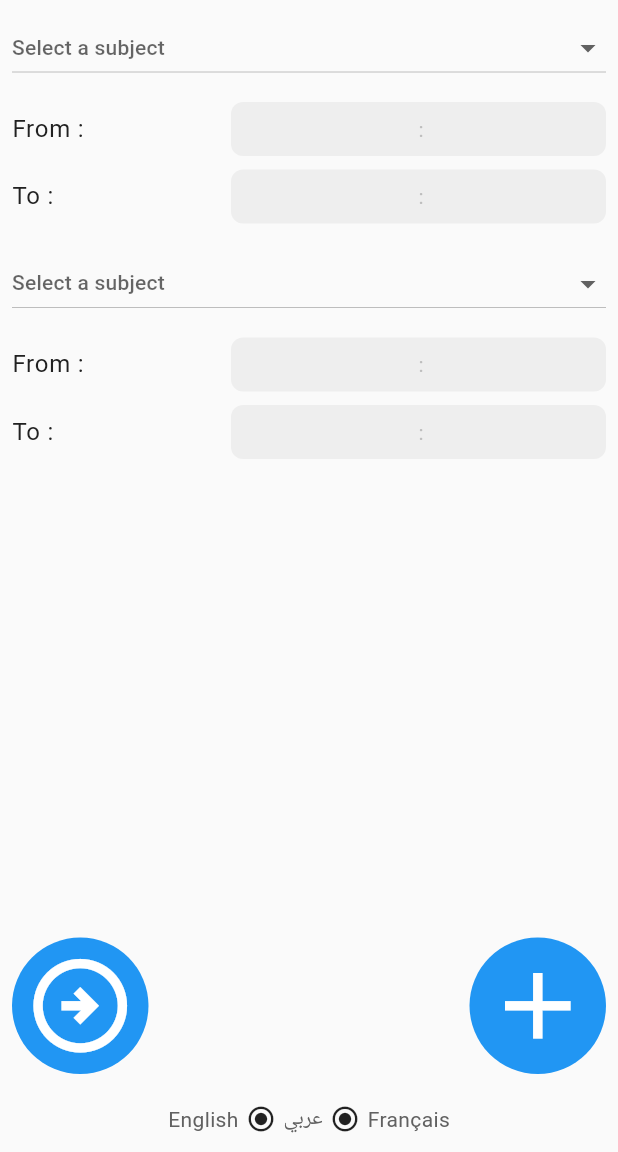
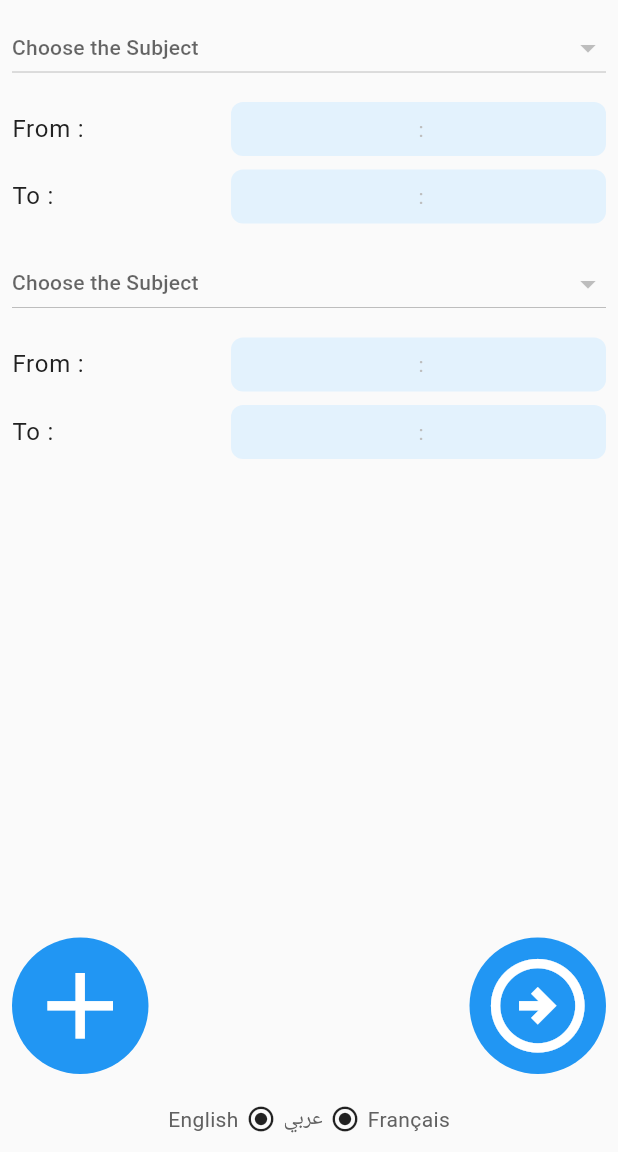
Before and after one commit to Yahya56SR/Focus-Planner, a Flutter app: the MondayPage screen opened directly with empty values, on a phone screen of 412 x 824 dp, the part 84-1236 px from its top. Run offline on Flutter 3.47's test engine with Material 3 defaults, Android fonts, the light colour scheme and no system bars; drawn by our look-alikes of flutter_slidable; our stand-ins replace cloud_firestore, equatable, file_picker, firebase_auth, firebase_core, flutter_bloc and 4 more; missing offline and left inert: excel; accounts and stored records are empty; project files that could hold a hidden picture were left out.

Commit message:
Please enter the commit message for your changes. Lines starting  with '' will be ignored, and an empty message aborts the commit.
 On branch main
 Your branch is up to date with 'origin/main'.

 Changes to be committed:
	modified:   lib/features/database/domain/entities/subject.dart
	modified:   lib/features/timetable/presentation/pages/friday_page.dart
	modified:   lib/features/timetable/presentation/pages/monday_timetable_page.dart
	modified:   lib/features/timetable/presentation/pages/saturday_page.dart
	modified:   lib/features/timetable/presentation/pages/thursday_page.dart
	modified:   lib/features/timetable/presentation/pages/timetable_page.dart
	modified:   lib/features/timetable/presentation/pages/tuesday_page.dart
	modified:   lib/features/timetable/presentation/pages/wednesday_page.dart
	modified:   lib/l10n/app_localizations.dart
	modified:   lib/l10n/app_localizations_ar.dart
	modified:   lib/l10n/app_localizations_en.dart
	modified:   lib/l10n/app_localizations_fr.dart
	modified:   lib/l10n/intl_ar.arb
	modified:   lib/l10n/intl_en.arb
	modified:   lib/l10n/intl_fr.arb
	modified:   lib/themes/ligth_mode.dart

```diff
--- a/lib/features/database/domain/entities/subject.dart
+++ b/lib/features/database/domain/entities/subject.dart
@@ -1,3 +1,6 @@
+import 'package:flutter/material.dart';
+import 'package:focus_planner/l10n/app_localizations.dart';
+
 class Subject {
   final String? subId;
   final String? subName;
@@ -18,59 +21,117 @@ class Subject {
   });
 }
 
-List<Subject> subjects = [
+List<Subject> getSubjects(BuildContext context) {
+  final l10n = AppLocalizations.of(context)!;
+
+  return [
     Subject(
       subId: '1',
-    subName: 'Mathematics',
-    thumbPath: 'path/to/math_thumb.png',
-    subLang: 'English',
-    subLessons: ['Algebra', 'Geometry', 'Calculus'],
+      subName: l10n.subjectMathematics,
+      thumbPath: 'assets/subjects/math_thumb.png',
+      subLang: l10n.langFrench,
+      subLessons: [],
       isLitter: false,
       isScience: true,
     ),
     Subject(
       subId: '2',
-    subName: 'History',
-    thumbPath: 'path/to/history_thumb.png',
-    subLang: 'English',
-    subLessons: ['Ancient', 'Medieval', 'Modern'],
+      subName: l10n.subjectHistoryGeography,
+      thumbPath: 'assets/subjects/history_geo_thumb.png',
+      subLang: l10n.langFrench,
+      subLessons: [],
       isLitter: true,
       isScience: false,
     ),
     Subject(
       subId: '3',
-    subName: 'Biology',
-    thumbPath: 'path/to/biology_thumb.png',
-    subLang: 'English',
-    subLessons: ['Botany', 'Zoology', 'Genetics'],
+      subName: l10n.subjectScienceLife,
+      thumbPath: 'assets/subjects/svt_thumb.png',
+      subLang: l10n.langFrench,
+      subLessons: [],
       isLitter: false,
       isScience: true,
     ),
     Subject(
       subId: '4',
-    subName: 'Literature',
-    thumbPath: 'path/to/literature_thumb.png',
-    subLang: 'English',
-    subLessons: ['Poetry', 'Prose', 'Drama'],
+      subName: l10n.langArabic,
+      thumbPath: 'assets/subjects/arabic_thumb.png',
+      subLang: l10n.langArabic,
+      subLessons: [],
       isLitter: true,
       isScience: false,
     ),
     Subject(
       subId: '5',
-    subName: 'Physics',
-    thumbPath: 'path/to/physics_thumb.png',
-    subLang: 'English',
-    subLessons: ['Mechanics', 'Optics', 'Thermodynamics'],
+      subName: l10n.subjectPhysics,
+      thumbPath: 'assets/subjects/physics_thumb.png',
+      subLang: l10n.langFrench,
+      subLessons: [],
       isLitter: false,
       isScience: true,
     ),
     Subject(
       subId: '6',
-    subName: 'Chemistry',
-    thumbPath: 'path/to/chemistry_thumb.png',
-    subLang: 'English',
-    subLessons: ['Organic', 'Inorganic', 'Physical'],
+      subName: l10n.subjectChemistry,
+      thumbPath: 'assets/subjects/chemistry_thumb.png',
+      subLang: l10n.langFrench,
+      subLessons: [],
       isLitter: false,
       isScience: true,
     ),
+    Subject(
+      subId: '7',
+      subName: l10n.langEnglish,
+      thumbPath: 'assets/subjects/english_thumb.png',
+      subLang: l10n.langEnglish,
+      subLessons: [],
+      isLitter: true,
+      isScience: false,
+    ),
+    Subject(
+      subId: '8',
+      subName: l10n.langFrench,
+      thumbPath: 'assets/subjects/french_thumb.png',
+      subLang: l10n.langFrench,
+      subLessons: [],
+      isLitter: true,
+      isScience: false,
+    ),
+    Subject(
+      subId: '9',
+      subName: l10n.subjectIslamicEducation,
+      thumbPath: 'assets/subjects/islamic_ed_thumb.png',
+      subLang: l10n.langArabic,
+      subLessons: [],
+      isLitter: true,
+      isScience: false,
+    ),
+    Subject(
+      subId: '10',
+      subName: l10n.subjectPhilosophy,
+      thumbPath: 'assets/subjects/philosophy_thumb.png',
+      subLang: l10n.langFrench,
+      subLessons: [],
+      isLitter: true,
+      isScience: false,
+    ),
+    Subject(
+      subId: '11',
+      subName: l10n.subjectPhysicalEducation,
+      thumbPath: 'assets/subjects/sport_thumb.png',
+      subLang: l10n.langFrench,
+      subLessons: [],
+      isLitter: false,
+      isScience: false,
+    ),
+    Subject(
+      subId: '12',
+      subName: l10n.subjectArts,
+      thumbPath: 'assets/subjects/art_thumb.png',
+      subLang: l10n.langFrench,
+      subLessons: [],
+      isLitter: true,
+      isScience: false,
+    ),
   ];
+}
--- a/lib/features/timetable/presentation/pages/monday_timetable_page.dart
+++ b/lib/features/timetable/presentation/pages/monday_timetable_page.dart
@@ -78,7 +78,7 @@ class _MondayPageState extends State<MondayPage> {
     return Scaffold(
       appBar: AppBar(
         title: Text(
-          'Monday Timetable',
+          AppLocalizations.of(context)!.mondayTitle,
         ),
       ),
       body: Column(
@@ -96,7 +96,7 @@ class _MondayPageState extends State<MondayPage> {
                         SlidableAction(
                           onPressed: (context) => _removeItem(index),
                           icon: Icons.delete_outlined,
-                          label: 'Delete',
+                          label: AppLocalizations.of(context)!.delete,
                           borderRadius: BorderRadius.circular(8),
                           backgroundColor: Theme.of(context).colorScheme.error,
                           autoClose: true,
@@ -107,7 +107,7 @@ class _MondayPageState extends State<MondayPage> {
                       children: [
                         DropdownButton<String>(
                           value: selectedSubjects[index],
-                          hint: Text('Select a subject'),
+                          hint: Text(AppLocalizations.of(context)!.subjectChoice),
                           items: subjectNames.map((String value) {
                             return DropdownMenuItem<String>(
                               value: value,
@@ -205,17 +205,17 @@ class _MondayPageState extends State<MondayPage> {
             child: Row(
               children: [
                 IconButton.filled(
-                  onPressed: () => widget.nextDay('monday'),
+                  onPressed: _addItem,
                   icon: Icon(
-                    Icons.arrow_circle_right_outlined,
+                    Icons.add,
                   ),
                   iconSize: 75,
                 ),
                 Spacer(),
                 IconButton.filled(
-                  onPressed: _addItem,
+                  onPressed: () => widget.nextDay('Monday'),
                   icon: Icon(
-                    Icons.add,
+                    Icons.arrow_circle_right_outlined,
                   ),
                   iconSize: 75,
                 ),
--- a/lib/l10n/app_localizations.dart
+++ b/lib/l10n/app_localizations.dart
@@ -2176,7 +2176,7 @@ abstract class AppLocalizations {
   /// No description provided for @ar.
   ///
   /// In en, this message translates to:
-  /// **'Arabic'**
+  /// **'عربي'**
   String get ar;
 
   /// No description provided for @fr.
@@ -2184,6 +2184,12 @@ abstract class AppLocalizations {
   /// In en, this message translates to:
   /// **'French'**
   String get fr;
+
+  /// No description provided for @delete.
+  ///
+  /// In en, this message translates to:
+  /// **'delete'**
+  String get delete;
 }
 
 class _AppLocalizationsDelegate extends LocalizationsDelegate<AppLocalizations> {
--- a/lib/l10n/app_localizations_ar.dart
+++ b/lib/l10n/app_localizations_ar.dart
@@ -1045,8 +1045,11 @@ class AppLocalizationsAr extends AppLocalizations {
   String get en => 'Anglais';
 
   @override
-  String get ar => 'Arabe';
+  String get ar => 'عربي';
 
   @override
   String get fr => 'Français';
+
+  @override
+  String get delete => 'حذف';
 }
--- a/lib/l10n/app_localizations_en.dart
+++ b/lib/l10n/app_localizations_en.dart
@@ -1045,8 +1045,11 @@ class AppLocalizationsEn extends AppLocalizations {
   String get en => 'English';
 
   @override
-  String get ar => 'Arabic';
+  String get ar => 'عربي';
 
   @override
   String get fr => 'French';
+
+  @override
+  String get delete => 'delete';
 }
--- a/lib/l10n/app_localizations_fr.dart
+++ b/lib/l10n/app_localizations_fr.dart
@@ -1045,8 +1045,11 @@ class AppLocalizationsFr extends AppLocalizations {
   String get en => 'Anglais';
 
   @override
-  String get ar => 'Arabe';
+  String get ar => 'عربي';
 
   @override
   String get fr => 'Français';
+
+  @override
+  String get delete => 'Supprimer';
 }
--- a/lib/themes/ligth_mode.dart
+++ b/lib/themes/ligth_mode.dart
@@ -1,17 +1,31 @@
 import 'package:flutter/material.dart';
+
+// Define color constants
+const Color primaryBlue = Color(0xFF2196F3);    // Primary Blue
+const Color blue700 = Color(0xFF1976D2);        // Blue 700
+const Color blue400 = Color(0xFF42A5F5);        // Blue 400
+const Color blue200 = Color(0xFF90CAF9);        // Blue 200
+const Color blue50 = Color(0xFFE3F2FD);         // Blue 50
+const Color grey900 = Color(0xFF212121);        // Grey 900
+const Color grey700 = Color(0xFF616161);        // Grey 700
+const Color grey400 = Color(0xFFBDBDBD);        // Grey 400
+const Color grey200 = Color(0xFFEEEEEE);        // Grey 200
+const Color grey50 = Color(0xFFFAFAFA);         // Grey 50
 
 final ThemeData lightTheme = ThemeData(
   brightness: Brightness.light,
-  scaffoldBackgroundColor: const Color(0xFFFAFAFA), // Grey 50
+  scaffoldBackgroundColor: grey50,
 
-  // Define the ColorScheme without the deprecated 'background' parameter.
   colorScheme: ColorScheme.light(
-    primary: const Color(0xFF2196F3), // Primary Blue
-    secondary: const Color(0xFF1976D2), // Blue 700
-    surface: const Color(0xFFFAFAFA), // Grey 50
-    onPrimary: Colors.white, // White text/icons on primary
-    onSecondary: Colors.white, // White text/icons on secondary
-    onSurface: const Color(0xFF212121), // Grey 900 (text on surfaces)
+    primary: primaryBlue,
+    secondary: blue700,
+    tertiary: blue400,
+    surface: grey50,
+    background: grey50,
+    onPrimary: Colors.white,
+    onSecondary: Colors.white,
+    onSurface: grey900,
+    onBackground: grey900,
   ),
 
   // Card Theme
@@ -26,14 +40,14 @@ final ThemeData lightTheme = ThemeData(
 
   // Divider Theme
   dividerTheme: const DividerThemeData(
-    color: Color(0xFFEEEEEE), // Grey 200
+    color: grey200,
     thickness: 1,
     space: 0,
   ),
 
   // AppBar Theme
   appBarTheme: const AppBarTheme(
-    backgroundColor: Color(0xFF2196F3), // Primary Blue
+    backgroundColor: primaryBlue,
     elevation: 4,
     iconTheme: IconThemeData(color: Colors.white),
     titleTextStyle: TextStyle(
@@ -46,32 +60,71 @@ final ThemeData lightTheme = ThemeData(
   // Text Theme
   textTheme: const TextTheme(
     displayLarge: TextStyle(
-        color: Color(0xFF212121), fontSize: 32, fontWeight: FontWeight.bold), // Grey 900
+      color: grey900,
+      fontSize: 32,
+      fontWeight: FontWeight.bold,
+    ),
     displayMedium: TextStyle(
-        color: Color(0xFF212121), fontSize: 28, fontWeight: FontWeight.bold), // Grey 900
+      color: grey900,
+      fontSize: 28,
+      fontWeight: FontWeight.bold,
+    ),
     displaySmall: TextStyle(
-        color: Color(0xFF212121), fontSize: 24, fontWeight: FontWeight.w600), // Grey 900
+      color: grey900,
+      fontSize: 24,
+      fontWeight: FontWeight.w600,
+    ),
     headlineLarge: TextStyle(
-        color: Color(0xFF212121), fontSize: 22, fontWeight: FontWeight.w600), // Grey 900
+      color: grey900,
+      fontSize: 22,
+      fontWeight: FontWeight.w600,
+    ),
     headlineMedium: TextStyle(
-        color: Color(0xFF212121), fontSize: 20, fontWeight: FontWeight.w600), // Grey 900
+      color: grey900,
+      fontSize: 20,
+      fontWeight: FontWeight.w600,
+    ),
     headlineSmall: TextStyle(
-        color: Color(0xFF212121), fontSize: 18, fontWeight: FontWeight.w500), // Grey 900
-    bodyLarge: TextStyle(color: Color(0xFF212121), fontSize: 16), // Grey 900
-    bodyMedium: TextStyle(color: Color(0xFF616161), fontSize: 14), // Grey 700
-    titleLarge: TextStyle(color: Color(0xFF212121), fontSize: 16), // Grey 900
-    titleMedium: TextStyle(color: Color(0xFF616161), fontSize: 14), // Grey 700
+      color: grey900,
+      fontSize: 18,
+      fontWeight: FontWeight.w500,
+    ),
+    bodyLarge: TextStyle(
+      color: grey900,
+      fontSize: 16,
+    ),
+    bodyMedium: TextStyle(
+      color: grey700,
+      fontSize: 14,
+    ),
+    titleLarge: TextStyle(
+      color: grey900,
+      fontSize: 16,
+    ),
+    titleMedium: TextStyle(
+      color: grey700,
+      fontSize: 14,
+    ),
     labelLarge: TextStyle(
-        color: Color(0xFF212121), fontSize: 14, fontWeight: FontWeight.bold), // Grey 900
-    bodySmall: TextStyle(color: Color(0xFF616161), fontSize: 12), // Grey 700
-    labelSmall: TextStyle(color: Color(0xFF616161), fontSize: 10), // Grey 700
+      color: grey900,
+      fontSize: 14,
+      fontWeight: FontWeight.bold,
+    ),
+    bodySmall: TextStyle(
+      color: grey700,
+      fontSize: 12,
+    ),
+    labelSmall: TextStyle(
+      color: grey700,
+      fontSize: 10,
+    ),
   ),
 
   // Elevated Button Theme
   elevatedButtonTheme: ElevatedButtonThemeData(
     style: ElevatedButton.styleFrom(
-      backgroundColor: const Color(0xFF2196F3), // Primary Blue
-      foregroundColor: Colors.white, // White text
+      backgroundColor: primaryBlue,
+      foregroundColor: Colors.white,
       padding: const EdgeInsets.symmetric(horizontal: 24, vertical: 12),
       shape: RoundedRectangleBorder(
         borderRadius: BorderRadius.circular(8),
@@ -83,44 +136,45 @@ final ThemeData lightTheme = ThemeData(
   // Text Field Theme
   inputDecorationTheme: InputDecorationTheme(
     filled: true,
-    fillColor: const Color(0xFFEEEEEE), // Grey 200
+    fillColor: blue50,
     border: OutlineInputBorder(
       borderSide: BorderSide.none,
       borderRadius: BorderRadius.circular(8),
     ),
     enabledBorder: OutlineInputBorder(
-      borderSide: BorderSide.none,
+      borderSide: const BorderSide(color: grey200),
       borderRadius: BorderRadius.circular(8),
     ),
     focusedBorder: OutlineInputBorder(
-      borderSide: const BorderSide(color: Color(0xFF2196F3)), // Primary Blue
+      borderSide: const BorderSide(color: primaryBlue),
       borderRadius: BorderRadius.circular(8),
     ),
-    hintStyle: const TextStyle(color: Color(0xFFBDBDBD)), // Grey 400
-    labelStyle: const TextStyle(color: Color(0xFF616161)), // Grey 700
+    hintStyle: const TextStyle(color: grey400),
+    labelStyle: const TextStyle(color: grey700),
   ),
 
   // Floating Action Button Theme
   floatingActionButtonTheme: const FloatingActionButtonThemeData(
-    backgroundColor: Color(0xFF2196F3), // Primary Blue
-    foregroundColor: Colors.white, // White icon
+    backgroundColor: primaryBlue,
+    foregroundColor: Colors.white,
     elevation: 4,
   ),
 
   // Bottom Navigation Bar Theme
   bottomNavigationBarTheme: const BottomNavigationBarThemeData(
     backgroundColor: Colors.white,
-    selectedItemColor: Color(0xFF2196F3), // Primary Blue
-    unselectedItemColor: Color(0xFFBDBDBD), // Grey 400
+    selectedItemColor: primaryBlue,
+    unselectedItemColor: grey400,
     elevation: 4,
   ),
 
   // Chip Theme
   chipTheme: ChipThemeData(
-    backgroundColor: const Color(0xFFEEEEEE), // Grey 200
-    selectedColor: const Color(0xFF2196F3), // Primary Blue
-    labelStyle: const TextStyle(color: Color(0xFF212121)), // Grey 900
-    secondaryLabelStyle: const TextStyle(color: Colors.white), // White text
+    backgroundColor: blue50,
+    selectedColor: primaryBlue,
+    disabledColor: grey200,
+    labelStyle: const TextStyle(color: grey900),
+    secondaryLabelStyle: const TextStyle(color: Colors.white),
     padding: const EdgeInsets.symmetric(horizontal: 8, vertical: 4),
     shape: RoundedRectangleBorder(
       borderRadius: BorderRadius.circular(8),
@@ -129,8 +183,8 @@ final ThemeData lightTheme = ThemeData(
 
   // SnackBar Theme
   snackBarTheme: SnackBarThemeData(
-    backgroundColor: Color(0xFF212121), // Grey 900
-    contentTextStyle: TextStyle(color: Colors.white), // White text
+    backgroundColor: grey900,
+    contentTextStyle: const TextStyle(color: Colors.white),
     behavior: SnackBarBehavior.floating,
     shape: RoundedRectangleBorder(
       borderRadius: BorderRadius.circular(8),
```
Also changed, not shown: lib/features/timetable/presentation/pages/friday_page.dart (+4 -4 lines), lib/features/timetable/presentation/pages/saturday_page.dart (+4 -4 lines), lib/features/timetable/presentation/pages/thursday_page.dart (+4 -4 lines), lib/features/timetable/presentation/pages/timetable_page.dart (+20 -50 lines), lib/features/timetable/presentation/pages/tuesday_page.dart (+7 -7 lines), lib/features/timetable/presentation/pages/wednesday_page.dart (+4 -4 lines), lib/l10n/intl_ar.arb (+23 -2 lines), lib/l10n/intl_en.arb (+23 -2 lines), lib/l10n/intl_fr.arb (+23 -2 lines). Lines whose indentation alone changed are shown as unchanged.
